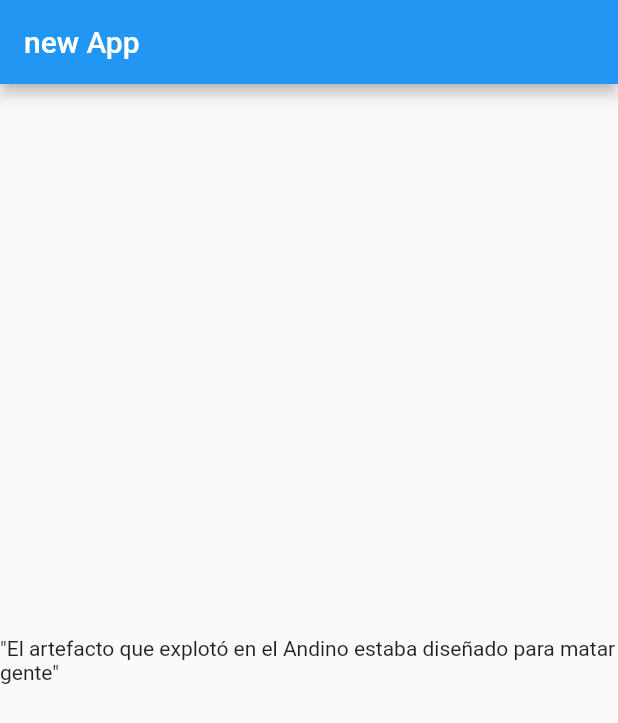
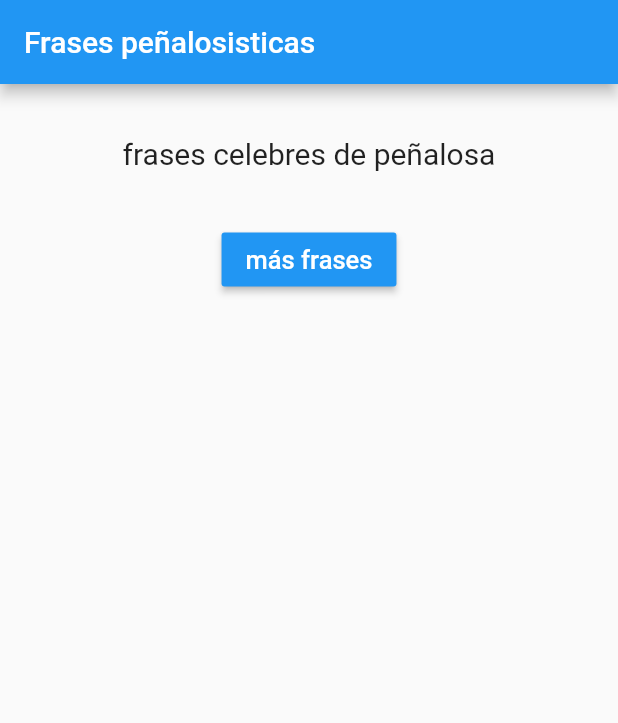
Before and after one commit to JuanOrtiz9492/flutter-first-assessment, a Flutter app: the screen it shows after launch, on a phone screen of 412 x 824 dp. Shown: the top 723 px of the screen. Run offline on Flutter 3.47's test engine with Material 2 defaults, Android fonts, the phone set to English and light mode, and no system bars.

Commit message:
work done

```diff
--- a/lib/main.dart
+++ b/lib/main.dart
@@ -1,30 +1,56 @@
 import 'package:flutter/material.dart';
 import 'dart:math';
-void main(){
+
+import './quote.dart';
+
+void main() {
   runApp(MyApp());
 }
 
-class MyApp extends StatelessWidget {
-  var  randomNumber = Random();
-  var  penaTweets = [
+class MyApp extends StatefulWidget {
+  @override
+  _MyAppState createState() => _MyAppState();
+}
+
+class _MyAppState extends State<MyApp> {
+  var randomNumber = Random();
+  String _quote = 'frases celebres de peñalosa';
+
+  var penaTweets = [
     '"A diferencia de otros antes y ahora, jamás desobedezco un semáforo con motos, jamás motos o carros con licuadoras luminosas, discreción, casi sin escoltas frecuentemente sin ellos..."',
     '"A la gente le parece muy sexy meterse como ratas en un metro subterráneo"',
     '"Las líneas de metro siempre se hacen bien, porque si no se hacen bien, entonces los metros se estrellan y la gente se mata"',
     '"Un metro elevado será como volar bajito en helicóptero"',
     '"El artefacto que explotó en el Andino estaba diseñado para matar gente"',
     '"Un ladrón no es alguien que nació ladrón, no. Nadie nace ladrón. El ladrón es el que roba. Entonces, el que roba es un ladrón"'
-    ];
+  ];
+
+  void newQuote() {
+    var quotesLength = penaTweets.length - 1;
+    var quoteIndex = randomNumber.nextInt(quotesLength);
+    setState(() {
+      _quote = penaTweets[quoteIndex];
+    });
+  }
+
   @override
   Widget build(BuildContext context) {
     return MaterialApp(
-      home: Scaffold(
-        appBar: AppBar(
-          title: Text('new App')
-        ),
-        body: Center(
-          child: Text(penaTweets[randomNumber.nextInt(penaTweets.length)])
-        ),
-        )
-    );
+        home: Scaffold(
+      appBar: AppBar(title: Text('Frases peñalosisticas')),
+      body: Column(
+        children: <Widget>[
+          Quote(_quote),
+          RaisedButton(
+            color: Colors.blue,
+            child: Text(
+              'más frases',
+              style: TextStyle(color: Colors.white, fontSize: 17),
+            ),
+            onPressed: newQuote,
+          )
+        ],
+      ),
+    ));
   }
 }
--- /dev/null
+++ b/lib/quote.dart
@@ -0,0 +1,19 @@
+import 'package:flutter/material.dart';
+
+class Quote extends StatelessWidget {
+  final String quote;
+  Quote(this.quote);
+  @override
+  Widget build(BuildContext context) {
+    return Container(
+      width: double.infinity,
+      margin: EdgeInsets.all(35),
+      child: Text(
+        quote,
+        softWrap: true,
+        textAlign: TextAlign.center,
+        style: TextStyle(fontSize: 20),
+      ),
+    );
+  }
+}
```
